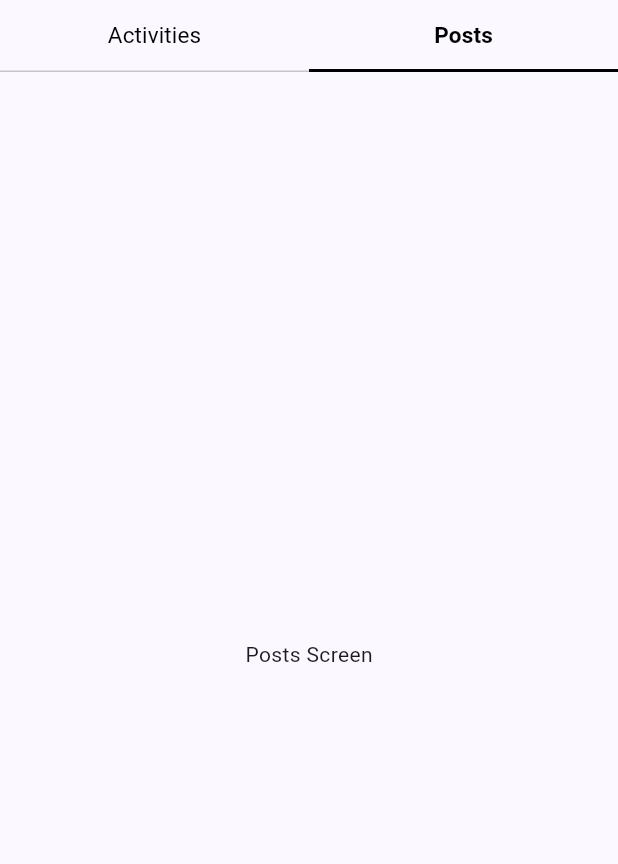
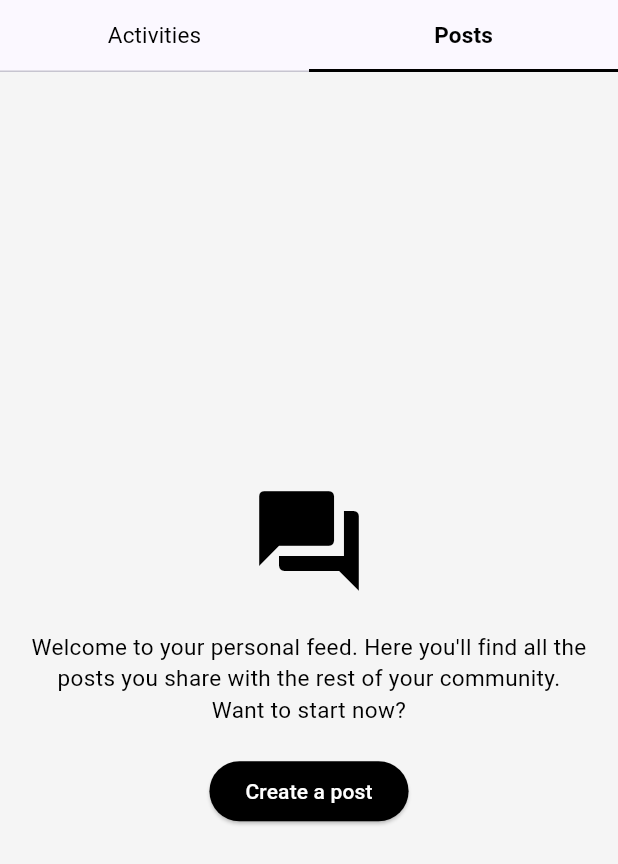
Before and after one commit to Jureeke/intro-mobile-2024, a Flutter app: the ProfileScreen screen opened directly, tab 2 chosen, scrolled down 250 dp, on a phone screen of 412 x 824 dp. Shown: the top 864 px of the screen. Run offline on Flutter 3.47's test engine with Material 3 defaults, Android fonts, the phone set to English and light mode, and no system bars; our stand-ins replace cloud_firestore, firebase_auth, firebase_core, flutter_dotenv, google_maps_flutter, google_sign_in; missing offline and left inert: dart:html; accounts and stored records are empty; generated files the repository leaves out were written again; network calls fail; statements that could not run were skipped.

Commit message:
Add new UI

```diff
--- a/lib/src/screens/posts_screen.dart
+++ b/lib/src/screens/posts_screen.dart
@@ -6,9 +6,57 @@ class PostsScreen extends StatelessWidget {
 
   @override
   Widget build(BuildContext context) {
-    return Container(
-      child: const Center(
-        child: Text('Posts Screen'),
+    return Scaffold(
+      backgroundColor: const Color.fromARGB(255, 245, 245, 245),
+      body: Center(
+        child: Column(
+          mainAxisAlignment: MainAxisAlignment.center,
+          children: [
+            const Icon(
+              Icons.forum,
+              size: 80,
+              color: Colors.black,
+            ),
+            const SizedBox(height: 20),
+            const Padding(
+              padding: EdgeInsets.symmetric(horizontal: 20.0),
+              child: Text(
+                "Welcome to your personal feed. Here you'll find all the posts you share with the rest of your community. Want to start now?",
+                textAlign: TextAlign.center,
+                style: TextStyle(
+                  fontSize: 15,
+                  color: Colors.black,
+                ),
+              ),
+            ),
+            const SizedBox(height: 20),
+            ElevatedButton(
+              onPressed: () {
+                showDialog(
+                  context: context,
+                  builder: (context) => AlertDialog(
+                    title: const Text('Create your post'),
+                    content: const Text(
+                        "At the moment this function is not available"),
+                    actions: [
+                      TextButton(
+                        onPressed: () {
+                          Navigator.of(context).pop();
+                        },
+                        child: const Text('OK'),
+                      ),
+                    ],
+                  ),
+                );
+              },
+              style: ElevatedButton.styleFrom(
+                foregroundColor: Colors.white,
+                backgroundColor: Colors.black,
+              ),
+              child: const Text('Create a post'),
+            ),
+          ],
+        ),
       ),
     );
   }
--- a/lib/src/screens/profile_screen.dart
+++ b/lib/src/screens/profile_screen.dart
@@ -16,6 +16,7 @@ class ProfileScreen extends StatefulWidget {
 class ProfileScreenState extends State<ProfileScreen> {
   String? name;
   String? location;
+  Map<String, dynamic>? preferences;
 
   final AuthService _authService = AuthService();
 
@@ -31,6 +32,7 @@ class ProfileScreenState extends State<ProfileScreen> {
     if (userInfo != null) {
       setState(() {
         name = userInfo.data()?['username'] ?? '';
+        preferences = userInfo.data()?['preferences']?? {};
         location = userInfo.data()?['location'] ?? 'Location not set';
         if (location == '') {
           location = "Location not set";
@@ -38,17 +40,17 @@ class ProfileScreenState extends State<ProfileScreen> {
       });
     }
   }
-
-  final List<Widget> _screens = [
-    const ActivitiesScreen(),
-    const PostsScreen(),
-  ];
-
   @override
   Widget build(BuildContext context) {
+      final List<Widget> screens = [
+      if (preferences != null)
+        ActivitiesScreen(preferences: preferences!),
+      const PostsScreen(),
+    ];
+
     return DefaultTabController(
       animationDuration: Duration.zero,
-      length: _screens.length,
+      length: screens.length,
       child: Scaffold(
         body: NestedScrollView(
             headerSliverBuilder:
@@ -229,7 +231,7 @@ class ProfileScreenState extends State<ProfileScreen> {
               ),
               body: TabBarView(
                 physics: const NeverScrollableScrollPhysics(),
-                children: _screens,
+                children: screens,
               ),
             )),
       ),
```
Also changed, not shown: lib/src/screens/activities_screen.dart (+114 -5 lines).
